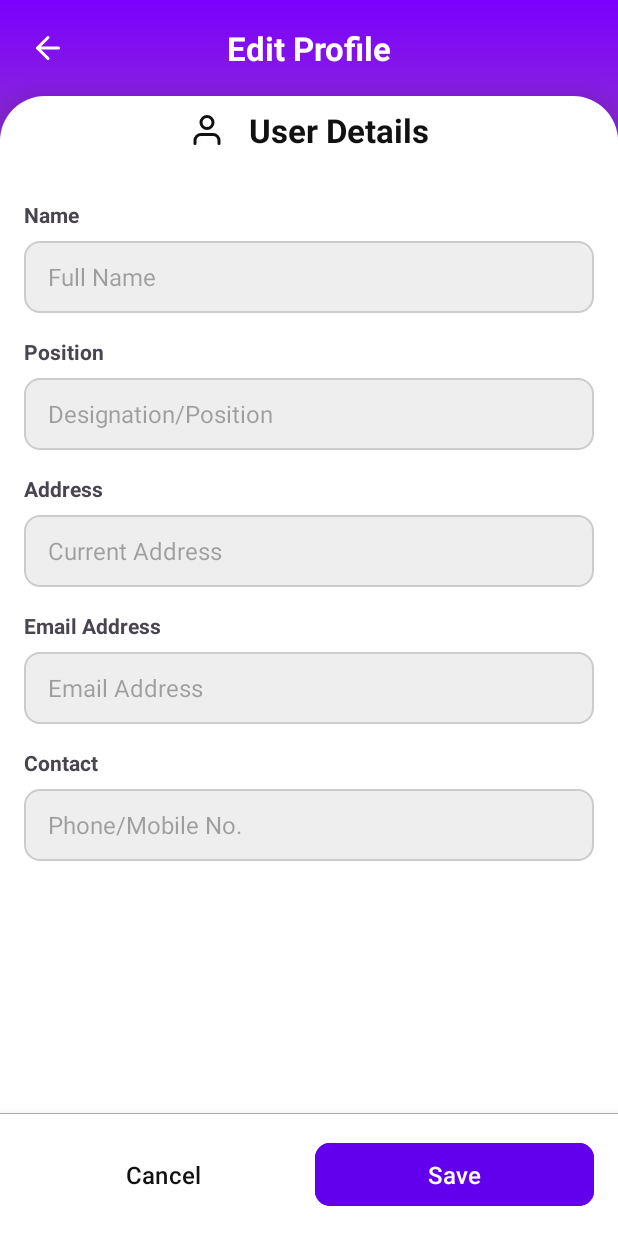
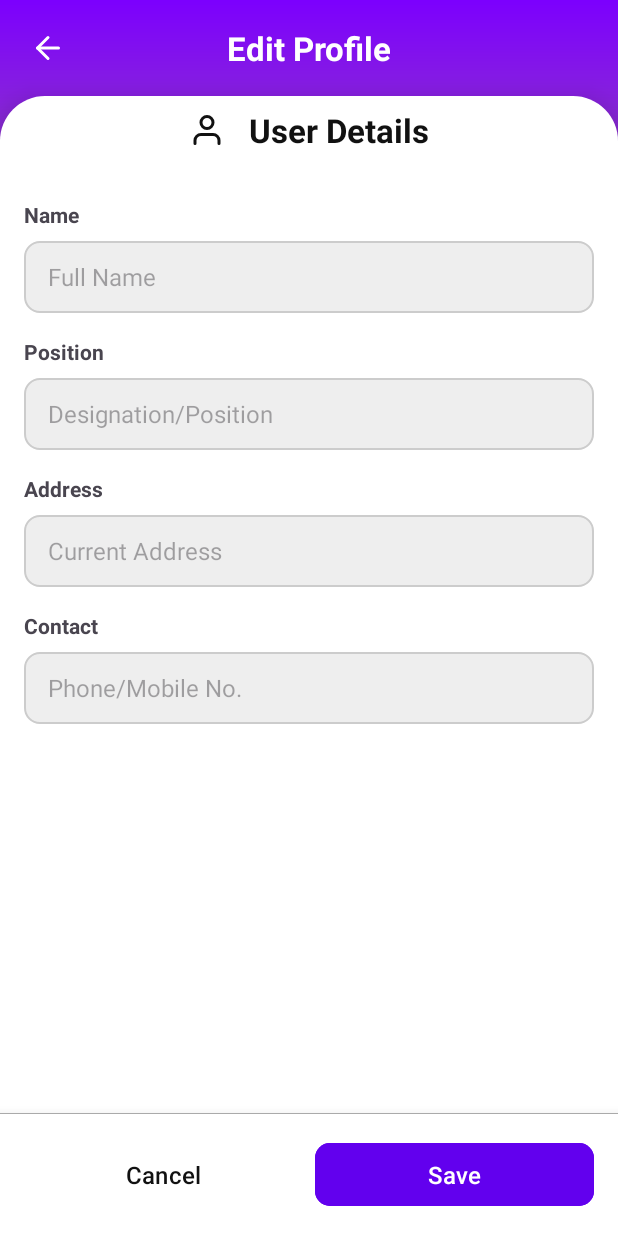
Before and after one commit to msufred/delivery, an Android app: the EditProfileActivity screen opened directly, with no data from a screen before it, on a phone screen of 412 x 824 dp. Run offline under Robolectric (Android 15) with nearby library versions, the phone set to English and light mode, and no system bars; our stand-ins replace Firebase (no records; nobody signed in at launch, a user with empty details on screens opened directly).

Commit message:
removed email

```diff
--- a/app/src/main/java/io/zak/delivery/EditProfileActivity.java
+++ b/app/src/main/java/io/zak/delivery/EditProfileActivity.java
@@ -51,7 +51,7 @@ public class EditProfileActivity extends AppCompatActivity {
         etName = findViewById(R.id.et_name);
         etPosition = findViewById(R.id.et_position);
         etAddress = findViewById(R.id.et_address);
-        etEmail = findViewById(R.id.et_email);
+
         etContact = findViewById(R.id.et_contact);
         btnBack = findViewById(R.id.btn_back);
         btnCancel = findViewById(R.id.btn_cancel);
@@ -106,7 +106,6 @@ public class EditProfileActivity extends AppCompatActivity {
             etName.setText(user.fullName);
             etPosition.setText(user.position);
             etAddress.setText(user.address);
-            etEmail.setText(user.email);
             etContact.setText(user.contactNo);
         }
     }
@@ -136,10 +135,7 @@ public class EditProfileActivity extends AppCompatActivity {
             etAddress.setError("Required");
             isValid = false;
         }
-        if (etEmail.getText().toString().isBlank()) {
-            etEmail.setError("Required");
-            isValid = false;
-        }
+
 
         return isValid;
     }
@@ -148,7 +144,6 @@ public class EditProfileActivity extends AppCompatActivity {
         mUserEntry.fullName = Utils.normalize(etName.getText().toString());
         mUserEntry.position = Utils.normalize(etPosition.getText().toString());
         mUserEntry.address = Utils.normalize(etAddress.getText().toString());
-        mUserEntry.email = Utils.normalize(etEmail.getText().toString());
         mUserEntry.contactNo = Utils.normalize(etContact.getText().toString());
 
         progressGroup.setVisibility(View.VISIBLE);
--- a/app/src/main/res/layout/activity_edit_profile.xml
+++ b/app/src/main/res/layout/activity_edit_profile.xml
@@ -133,23 +133,7 @@
                     android:textSize="@dimen/text_input"
                     android:layout_marginTop="8dp" />
 
-                <TextView
-                    android:layout_width="wrap_content"
-                    android:layout_height="wrap_content"
-                    android:text="@string/email_address"
-                    android:textStyle="bold"
-                    android:layout_marginTop="16dp"/>
 
-                <EditText
-                    android:id="@+id/et_email"
-                    android:layout_width="match_parent"
-                    android:layout_height="@dimen/text_input_target"
-                    android:background="@drawable/bg_textfield_grey"
-                    android:autofillHints="postalAddress"
-                    android:hint="@string/email_address"
-                    android:inputType="textEmailAddress"
-                    android:textSize="@dimen/text_input"
-                    android:layout_marginTop="8dp" />
 
                 <TextView
                     android:layout_width="wrap_content"
```
